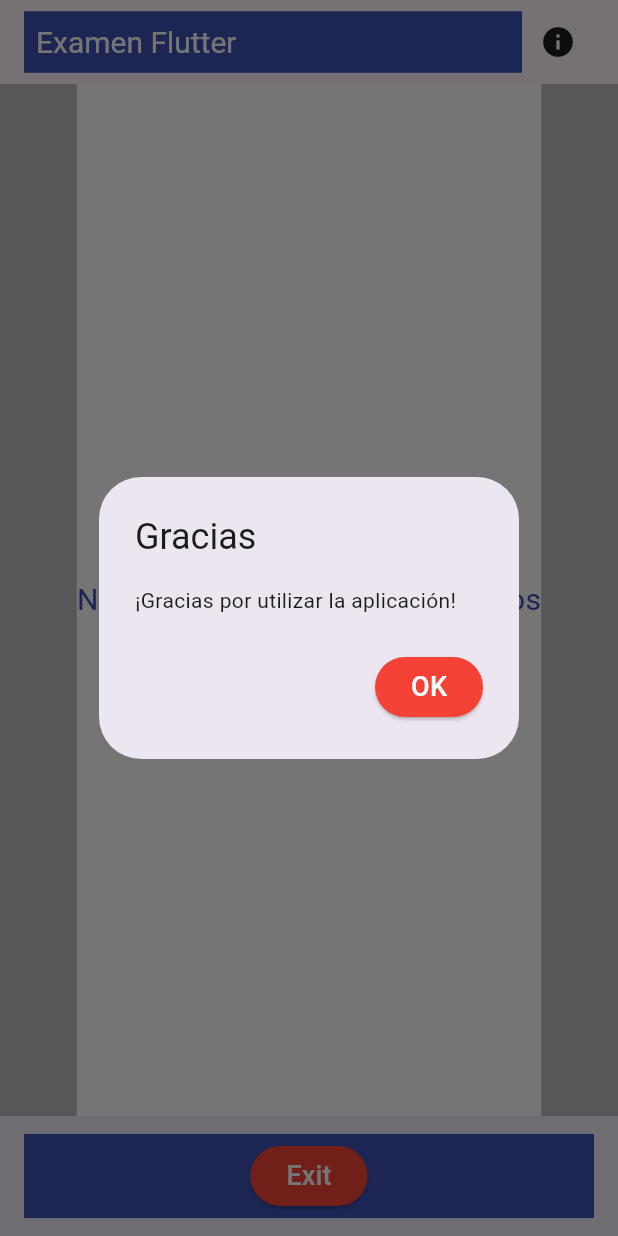
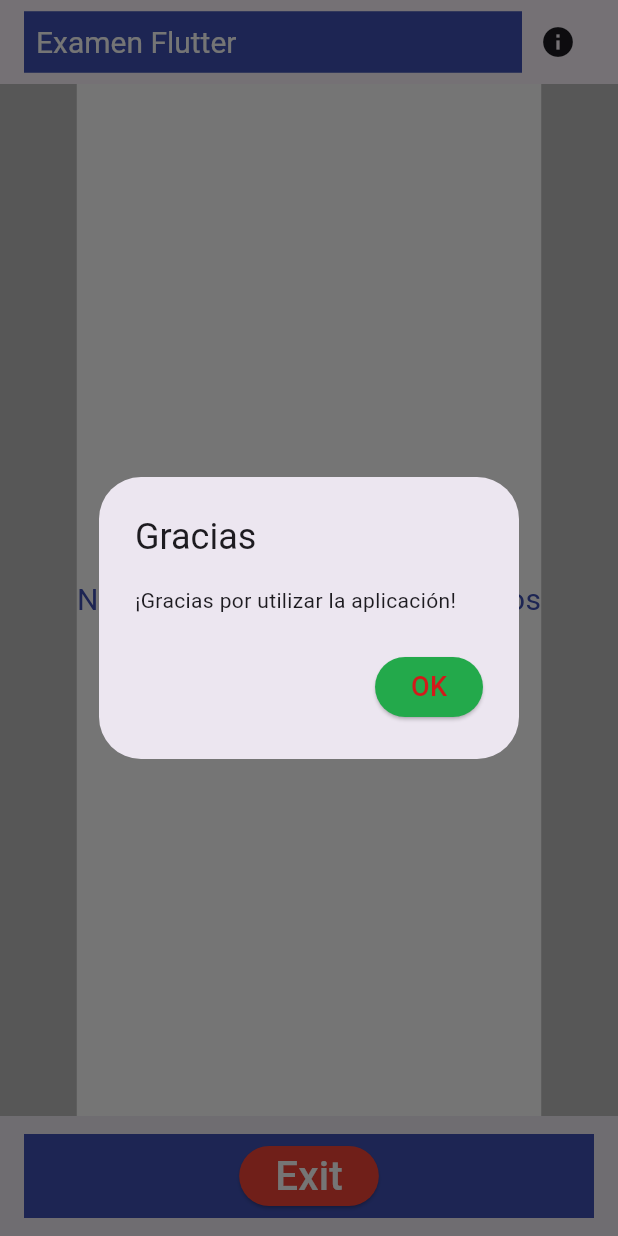
Before and after one commit to NicoBar2/examenmovil2.0, a Flutter app: the screen it shows after launch, after a tap on "Exit", on a phone screen of 412 x 824 dp. Run offline on Flutter 3.47's test engine with Material 3 defaults, Android fonts, the phone set to English and light mode, and no system bars.

Commit message:
tercer cambio

```diff
--- a/lib/main.dart
+++ b/lib/main.dart
@@ -52,12 +52,12 @@ class MyHomePage extends StatelessWidget {
                 Navigator.of(context).pop();
               },
               style: ElevatedButton.styleFrom(
-                primary: Colors.red, // Fondo rojo
+                primary: Color.fromARGB(255, 35, 169, 75), // Fondo rojo
               ),
               child: Text(
                 'OK',
                 style: TextStyle(
-                  color: Colors.white, // Texto blanco
+                  color: const Color.fromARGB(255, 210, 26, 26), // Texto blanco
                   fontSize: 18,
                 ),
               ),
@@ -132,7 +132,7 @@ class MyHomePage extends StatelessWidget {
                 'Exit',
                 style: TextStyle(
                   color: Colors.white, // Texto blanco
-                  fontSize: 18,
+                  fontSize: 27,
                 ),
               ),
             ),
```
